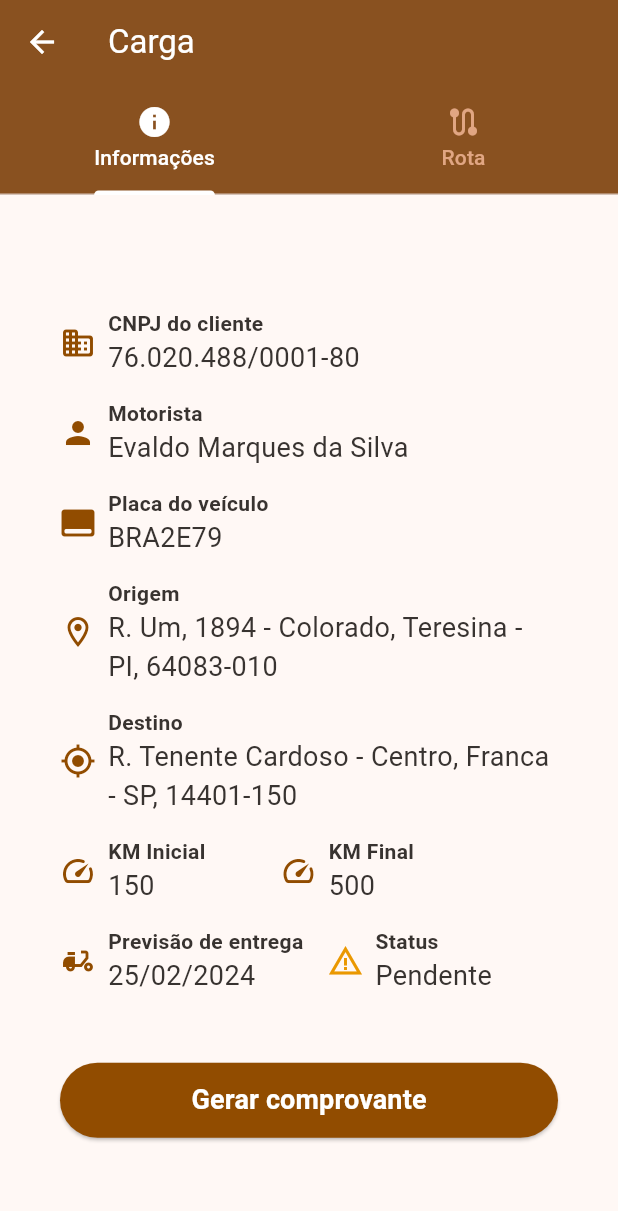
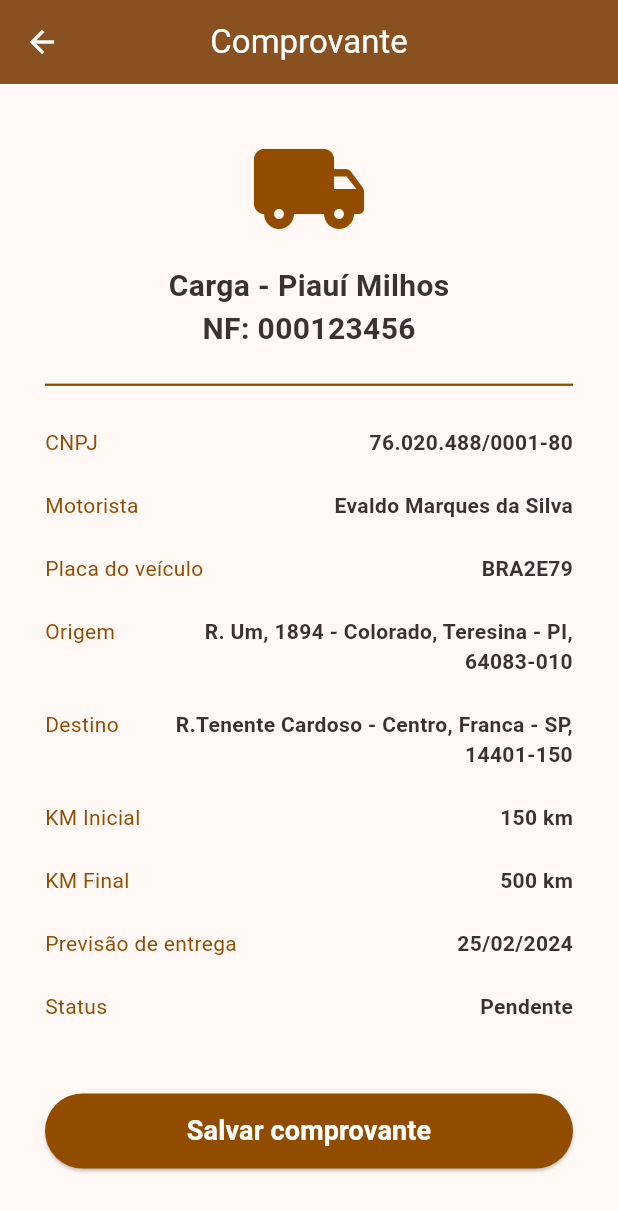
Before and after one commit to vmc13/katchau-mobile, a Flutter app: the LoadData screen opened by its route, after a tap on "Gerar comprovante", on a phone screen of 412 x 824 dp. Shown: the top 1211 px of the screen. Run offline on Flutter 3.47's test engine with Material 3 defaults, Android fonts, the phone set to English and light mode, and no system bars; our stand-ins replace google_maps_flutter.

Commit message:
Route load page

```diff
--- a/lib/main.dart
+++ b/lib/main.dart
@@ -1,5 +1,6 @@
 import 'package:flutter/material.dart';
 import 'package:katchau_mobile/presentation/home/business_page.dart';
+import 'package:katchau_mobile/presentation/home/generate_receipt.dart';
 import 'package:katchau_mobile/presentation/home/home.dart';
 import 'package:katchau_mobile/presentation/home/load_page.dart';
 import 'package:katchau_mobile/presentation/home/payment_page.dart';
@@ -31,6 +32,7 @@ class MyApp extends StatelessWidget {
         '/loadData':(context) => const LoadData(),
         '/business':(context) => const BusinessPage(),
         '/payment':(context) => const PaymentPage(),
+        '/receipt':(context) => const GenerateReceipt(),
       },
     );
   }
--- a/lib/presentation/home/business_page.dart
+++ b/lib/presentation/home/business_page.dart
@@ -16,6 +16,7 @@ class _BusinessPageState extends State<BusinessPage> {
       appBar: AppBar(
         title: const Text('Empresa'),
         backgroundColor: theme.colorScheme.primary,
+        centerTitle: true,
         foregroundColor: Colors.white,
       ),
       body: Center(
--- /dev/null
+++ b/lib/presentation/home/generate_receipt.dart
@@ -0,0 +1,276 @@
+import 'package:flutter/material.dart';
+
+class GenerateReceipt extends StatefulWidget {
+  const GenerateReceipt({super.key});
+
+  @override
+  State<GenerateReceipt> createState() => _GenerateReceiptState();
+}
+
+class _GenerateReceiptState extends State<GenerateReceipt> {
+  @override
+  Widget build(BuildContext context) {
+    ThemeData theme = Theme.of(context);
+
+    return Scaffold(
+      appBar: AppBar(
+        title: const Text('Comprovante'),
+        centerTitle: true,
+        backgroundColor: theme.colorScheme.primary,
+        foregroundColor: Colors.white,
+      ),
+      body: Center(
+        child: Padding(
+          padding: const EdgeInsets.all(30),
+          child: Column(
+            children: [
+              const Icon(
+                Icons.local_shipping_rounded,
+                color: Color(0xFF914C00),
+                size: 80,
+              ),
+              const SizedBox(height: 10),
+              const Text(
+                "Carga - Piauí Milhos",
+                style: TextStyle(
+                    fontWeight: FontWeight.bold,
+                    color: Color(0xFF383330),
+                    fontSize: 20),
+              ),
+              const Text(
+                "NF: 000123456",
+                style: TextStyle(
+                    fontWeight: FontWeight.bold,
+                    color: Color(0xFF383330),
+                    fontSize: 20),
+              ),
+              const SizedBox(height: 10),
+              const Divider(
+                height: 25,
+                thickness: 1.5,
+                indent: 0,
+                endIndent: 0,
+                color: Color(0xFF914C00),
+              ),
+              const SizedBox(height: 16),
+              Column(
+                mainAxisAlignment: MainAxisAlignment.spaceBetween,
+                children: [
+                  const Column(
+                    children: [
+                      Row(
+                        mainAxisAlignment: MainAxisAlignment.spaceBetween,
+                        children: [
+                          Text(
+                            "CNPJ",
+                            style: TextStyle(
+                              color: Color(0xFF914C00),
+                            ),
+                          ),
+                          Text(
+                            "76.020.488/0001-80",
+                            style: TextStyle(
+                              fontWeight: FontWeight.bold,
+                              color: Color(0xFF383330),
+                            ),
+                          ),
+                        ],
+                      ),
+                      SizedBox(height: 22),
+                      Row(
+                        mainAxisAlignment: MainAxisAlignment.spaceBetween,
+                        children: [
+                          Text(
+                            "Motorista",
+                            style: TextStyle(
+                              color: Color(0xFF914C00),
+                            ),
+                          ),
+                          Text(
+                            "Evaldo Marques da Silva",
+                            style: TextStyle(
+                              fontWeight: FontWeight.bold,
+                              color: Color(0xFF383330),
+                            ),
+                          ),
+                        ],
+                      ),
+                      SizedBox(height: 22),
+                      Row(
+                        mainAxisAlignment: MainAxisAlignment.spaceBetween,
+                        children: [
+                          Text(
+                            "Placa do veículo",
+                            style: TextStyle(
+                              color: Color(0xFF914C00),
+                            ),
+                          ),
+                          Text(
+                            "BRA2E79",
+                            style: TextStyle(
+                              fontWeight: FontWeight.bold,
+                              color: Color(0xFF383330),
+                            ),
+                          ),
+                        ],
+                      ),
+                      SizedBox(height: 22),
+                      Row(
+                        mainAxisAlignment: MainAxisAlignment.spaceBetween,
+                        crossAxisAlignment: CrossAxisAlignment.start,
+                        children: [
+                          Text(
+                            "Origem",
+                            style: TextStyle(
+                              color: Color(0xFF914C00),
+                            ),
+                          ),
+                          Expanded(
+                            child: Text(
+                              "R. Um, 1894 - Colorado, Teresina - PI, 64083-010",
+                              textAlign: TextAlign.end,
+                              style: TextStyle(
+                                fontWeight: FontWeight.bold,
+                                color: Color(0xFF383330),
+                                overflow: TextOverflow.clip,
+                              ),
+                            ),
+                          ),
+                        ],
+                      ),
+                      SizedBox(height: 22),
+                      Row(
+                        mainAxisAlignment: MainAxisAlignment.spaceBetween,
+                        crossAxisAlignment: CrossAxisAlignment.start,
+                        children: [
+                          Text(
+                            "Destino",
+                            style: TextStyle(
+                              color: Color(0xFF914C00),
+                            ),
+                          ),
+                          Expanded(
+                            child: Text(
+                              "R.Tenente Cardoso - Centro, Franca - SP, 14401-150",
+                              textAlign: TextAlign.end,
+                              style: TextStyle(
+                                fontWeight: FontWeight.bold,
+                                color: Color(0xFF383330),
+                                overflow: TextOverflow.clip,
+                              ),
+                            ),
+                          ),
+                        ],
+                      ),
+                      SizedBox(height: 22),
+                      Row(
+                        mainAxisAlignment: MainAxisAlignment.spaceBetween,
+                        children: [
+                          Text(
+                            "KM Inicial",
+                            style: TextStyle(
+                              color: Color(0xFF914C00),
+                            ),
+                          ),
+                          Text(
+                            "150 km",
+                            style: TextStyle(
+                              fontWeight: FontWeight.bold,
+                              color: Color(0xFF383330),
+                            ),
+                          ),
+                        ],
+                      ),
+                      SizedBox(height: 22),
+                      Row(
+                        mainAxisAlignment: MainAxisAlignment.spaceBetween,
+                        children: [
+                          Text(
+                            "KM Final",
+                            style: TextStyle(
+                              color: Color(0xFF914C00),
+                            ),
+                          ),
+                          Text(
+                            "500 km",
+                            style: TextStyle(
+                              fontWeight: FontWeight.bold,
+                              color: Color(0xFF383330),
+                            ),
+                          ),
+                        ],
+                      ),
+                      SizedBox(height: 22),
+                      Row(
+                        mainAxisAlignment: MainAxisAlignment.spaceBetween,
+                        children: [
+                          Text(
+                            "Previsão de entrega",
+                            style: TextStyle(
+                              color: Color(0xFF914C00),
+                            ),
+                          ),
+                          Text(
+                            "25/02/2024",
+                            style: TextStyle(
+                              fontWeight: FontWeight.bold,
+                              color: Color(0xFF383330),
+                            ),
+                          ),
+                        ],
+                      ),
+                      SizedBox(height: 22),
+                      Row(
+                        mainAxisAlignment: MainAxisAlignment.spaceBetween,
+                        children: [
+                          Text(
+                            "Status",
+                            style: TextStyle(
+                              color: Color(0xFF914C00),
+                            ),
+                          ),
+                          Text(
+                            "Pendente",
+                            style: TextStyle(
+                              fontWeight: FontWeight.bold,
+                              color: Color(0xFF383330),
+                            ),
+                          ),
+                        ],
+                      ),
+                    ],
+                  ),
+                  const SizedBox(height: 48),
+                  SizedBox(
+                    width: double.infinity,
+                    height: 50,
+                    child: ElevatedButton(
+                        onPressed: () {
+                          final snackBar = SnackBar(
+                                  content: const Text("Comprovante salvo!"),
+                                  action: SnackBarAction(label: "Fehcar", onPressed: () {}),
+                                );
+                                ScaffoldMessenger.of(context).showSnackBar(snackBar);
+                        },
+                        style: const ButtonStyle(
+                            backgroundColor:
+                                MaterialStatePropertyAll(Color(0xFF914C00)),
+                            foregroundColor:
+                                MaterialStatePropertyAll(Colors.white)),
+                        child: const Text(
+                          'Salvar comprovante',
+                          style: TextStyle(
+                              fontSize: 18, fontWeight: FontWeight.w600),
+                        )),
+                  )
+                ],
+
+              ),
+
+            ],
+          ),
+        ),
+      ),
+    );
+  }
+}
--- a/lib/presentation/home/home.dart
+++ b/lib/presentation/home/home.dart
@@ -16,6 +16,7 @@ class _HomeState extends State<Home> {
       appBar: AppBar(
         title: const Text('Home'),
         backgroundColor: theme.colorScheme.primary,
+        centerTitle: true,
         foregroundColor: Colors.white,
       ),
       body: Center(
--- a/lib/presentation/home/load_page.dart
+++ b/lib/presentation/home/load_page.dart
@@ -39,7 +39,11 @@ class _LoadDataState extends State<LoadData> with TickerProviderStateMixin {
 
     return Scaffold(
       appBar: AppBar(
-        title: const Text('Carga'),
+        title: const Text(
+          'Carga',
+          //style: TextStyle(fontWeight: FontWeight.bold),
+        ),
+        centerTitle: true,
         backgroundColor: theme.colorScheme.primary,
         foregroundColor: Colors.white,
         bottom: TabBar(
@@ -365,7 +369,7 @@ class _LoadDataState extends State<LoadData> with TickerProviderStateMixin {
                     height: 50,
                     child: ElevatedButton(
                         onPressed: () {
-                          Navigator.pushNamed(context, '/adicionarRota');
+                          Navigator.pushNamed(context, '/receipt');
                         },
                         style: const ButtonStyle(
                             backgroundColor:
@@ -393,12 +397,22 @@ class _LoadDataState extends State<LoadData> with TickerProviderStateMixin {
                   target: _center,
                   zoom: 18.0,
                 ),
+                markers: {
+                  const Marker(
+                    markerId: MarkerId("Carga"),
+                    position: LatLng(-20.53021903991448, -47.4226164154784),
+                    infoWindow: InfoWindow(
+                      title: "NF: 000123456",
+                      snippet: "Centro logístico de Praia Grande - SP",
+                    ),
+                  ), // Marker
+                },
               ),
               Positioned(
-                top: 400,
+                top: 380,
                 child: Container(
                   width: 390,
-                  height: 300,
+                  height: 350,
                   alignment: Alignment.center,
                   decoration: const BoxDecoration(
                       color: Color.fromARGB(255, 241, 221, 197),
@@ -440,7 +454,16 @@ class _LoadDataState extends State<LoadData> with TickerProviderStateMixin {
                               ),
                             ),
                             ElevatedButton(
-                              onPressed: () {},
+                              onPressed: () {
+                                final snackBar = SnackBar(
+                                  content:
+                                      const Text("Código copiado com sucesso!"),
+                                  action: SnackBarAction(
+                                      label: "Fehcar", onPressed: () {}),
+                                );
+                                ScaffoldMessenger.of(context)
+                                    .showSnackBar(snackBar);
+                              },
                               style: const ButtonStyle(
                                   backgroundColor: MaterialStatePropertyAll(
                                       Color(0xFF914C00)),
@@ -462,7 +485,10 @@ class _LoadDataState extends State<LoadData> with TickerProviderStateMixin {
                           color: Color(0xFF914C00),
                         ),
                         const SizedBox(height: 10),
-                        const Row(
+                        ListView(
+                          shrinkWrap: true,
+                          children: const [
+                            Row(
                               children: [
                                 Column(
                                   children: [
@@ -493,8 +519,72 @@ class _LoadDataState extends State<LoadData> with TickerProviderStateMixin {
                                 ))
                               ],
                             ),
-                        const SizedBox(height: 20),
-                        const Row(
+                            SizedBox(height: 20),
+                            Row(
+                              children: [
+                                Column(
+                                  children: [
+                                    Text(
+                                      "18/01",
+                                      style: TextStyle(
+                                          fontWeight: FontWeight.bold,
+                                          color: Color(0xFF383330)),
+                                    ),
+                                    Text(
+                                      "09:07",
+                                      style: TextStyle(
+                                          fontWeight: FontWeight.bold,
+                                          color: Color(0xFF383330)),
+                                    )
+                                  ],
+                                ),
+                                SizedBox(width: 10),
+                                Icon(
+                                  Icons.local_shipping_rounded,
+                                  color: Color(0xFF914C00),
+                                ),
+                                SizedBox(width: 10),
+                                Expanded(
+                                    child: Text(
+                                  "Pedido saiu do centro logístico",
+                                  overflow: TextOverflow.clip,
+                                ))
+                              ],
+                            ),
+                            SizedBox(height: 20),
+                            Row(
+                              children: [
+                                Column(
+                                  children: [
+                                    Text(
+                                      "14/01",
+                                      style: TextStyle(
+                                          fontWeight: FontWeight.bold,
+                                          color: Color(0xFF383330)),
+                                    ),
+                                    Text(
+                                      "10:50",
+                                      style: TextStyle(
+                                          fontWeight: FontWeight.bold,
+                                          color: Color(0xFF383330)),
+                                    )
+                                  ],
+                                ),
+                                SizedBox(width: 10),
+                                Icon(
+                                  Icons.location_on_outlined,
+                                  color: Color(0xFF914C00),
+                                ),
+                                SizedBox(width: 10),
+                                Expanded(
+                                    child: Text(
+                                  "Pedido chegou no centro logístico: Santo Agostinho - PE",
+                                  overflow: TextOverflow.clip,
+                                ))
+                              ],
+                            ),
+                            SizedBox(height: 20),
+                            Row(
                               children: [
                                 Column(
                                   children: [
@@ -526,6 +616,8 @@ class _LoadDataState extends State<LoadData> with TickerProviderStateMixin {
                               ],
                             ),
                           ],
+                        )
+                      ],
                     ),
                   ),
                 ),
--- a/lib/presentation/home/payment_page.dart
+++ b/lib/presentation/home/payment_page.dart
@@ -17,6 +17,7 @@ class _PaymentPageState extends State<PaymentPage> {
         title: const Text('Pagamentos'),
         backgroundColor: theme.colorScheme.primary,
         foregroundColor: Colors.white,
+        centerTitle: true,
       ),
       body: Center(
         child: Column(
```
Lines whose indentation alone changed are shown as unchanged.
